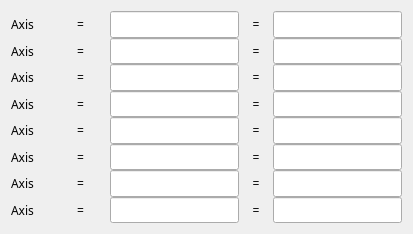
First picture: the form in 3-6/GalilSup/op/ui/galil_kinematics_reverse.ui, repository motorapp/Galil, before the edit.
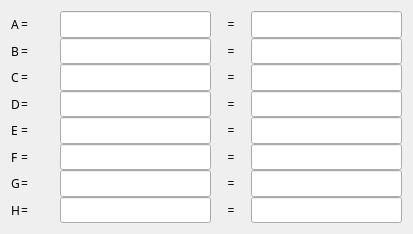
Second picture: the form after the edit. Custom widgets are drawn as their Qt base class.

Commit message: Alter output compare start and increment/delta now specified in user coordinates Alter homing check so that custom home code can enable/disable limits Fix output compare increment calculation Add driver version number Alter set_biss so that it's windows compatible Add iocShell function GalilReplaceHomeCode - Replace generated axis home with custom home code

```diff
--- a/3-6/GalilSup/op/ui/galil_kinematics_reverse.ui
+++ b/3-6/GalilSup/op/ui/galil_kinematics_reverse.ui
@@ -20,18 +20,24 @@
       <number>0</number>
      </property>
      <item>
-      <layout class="QHBoxLayout" name="horizontalLayout_19" stretch="2,1,4,1,4">
+      <layout class="QHBoxLayout" name="horizontalLayout_19" stretch="0,1,4,1,4">
        <property name="spacing">
         <number>1</number>
        </property>
        <item>
-        <widget class="QELabel" name="qelabel_12">
+        <widget class="QLabel" name="label_23">
          <property name="sizePolicy">
-          <sizepolicy hsizetype="Expanding" vsizetype="Preferred">
+          <sizepolicy hsizetype="Preferred" vsizetype="Preferred">
            <horstretch>0</horstretch>
            <verstretch>0</verstretch>
           </sizepolicy>
          </property>
+         <property name="minimumSize">
+          <size>
+           <width>9</width>
+           <height>0</height>
+          </size>
+         </property>
          <property name="font">
           <font>
            <family>Abyssinica SIL</family>
@@ -42,14 +48,14 @@
           <string>$(DMC)$(M1).NAME</string>
          </property>
          <property name="text">
-          <string>Axis</string>
+          <string>A</string>
          </property>
         </widget>
        </item>
        <item>
         <widget class="QLabel" name="label_42">
          <property name="sizePolicy">
-          <sizepolicy hsizetype="Preferred" vsizetype="Preferred">
+          <sizepolicy hsizetype="Minimum" vsizetype="Preferred">
            <horstretch>0</horstretch>
            <verstretch>0</verstretch>
           </sizepolicy>
@@ -140,18 +146,24 @@
       </layout>
      </item>
      <item>
-      <layout class="QHBoxLayout" name="horizontalLayout_20" stretch="2,1,4,1,4">
+      <layout class="QHBoxLayout" name="horizontalLayout_20" stretch="0,1,4,1,4">
        <property name="spacing">
         <number>1</number>
        </property>
        <item>
-        <widget class="QELabel" name="qelabel_13">
+        <widget class="QLabel" name="label_24">
          <property name="sizePolicy">
-          <sizepolicy hsizetype="Expanding" vsizetype="Preferred">
+          <sizepolicy hsizetype="Preferred" vsizetype="Preferred">
            <horstretch>0</horstretch>
            <verstretch>0</verstretch>
           </sizepolicy>
          </property>
+         <property name="minimumSize">
+          <size>
+           <width>9</width>
+           <height>0</height>
+          </size>
+         </property>
          <property name="font">
           <font>
            <family>Abyssinica SIL</family>
@@ -162,14 +174,14 @@
           <string>$(DMC)$(M2).NAME</string>
          </property>
          <property name="text">
-          <string>Axis</string>
+          <string>B</string>
          </property>
         </widget>
        </item>
        <item>
         <widget class="QLabel" name="label_44">
          <property name="sizePolicy">
-          <sizepolicy hsizetype="Preferred" vsizetype="Preferred">
+          <sizepolicy hsizetype="Minimum" vsizetype="Preferred">
            <horstretch>0</horstretch>
            <verstretch>0</verstretch>
           </sizepolicy>
@@ -260,18 +272,24 @@
       </layout>
      </item>
      <item>
-      <layout class="QHBoxLayout" name="horizontalLayout_21" stretch="2,1,4,1,4">
+      <layout class="QHBoxLayout" name="horizontalLayout_21" stretch="0,1,4,1,4">
        <property name="spacing">
         <number>1</number>
        </property>
        <item>
-        <widget class="QELabel" name="qelabel_14">
+        <widget class="QLabel" name="label_26">
          <property name="sizePolicy">
-          <sizepolicy hsizetype="Expanding" vsizetype="Preferred">
+          <sizepolicy hsizetype="Preferred" vsizetype="Preferred">
            <horstretch>0</horstretch>
            <verstretch>0</verstretch>
           </sizepolicy>
          </property>
+         <property name="minimumSize">
+          <size>
+           <width>9</width>
+           <height>0</height>
+          </size>
+         </property>
          <property name="font">
           <font>
            <family>Abyssinica SIL</family>
@@ -282,14 +300,14 @@
           <string>$(DMC)$(M3).NAME</string>
          </property>
          <property name="text">
-          <string>Axis</string>
+          <string>C</string>
          </property>
         </widget>
        </item>
        <item>
         <widget class="QLabel" name="label_46">
          <property name="sizePolicy">
-          <sizepolicy hsizetype="Preferred" vsizetype="Preferred">
+          <sizepolicy hsizetype="Minimum" vsizetype="Preferred">
            <horstretch>0</horstretch>
            <verstretch>0</verstretch>
           </sizepolicy>
@@ -380,18 +398,24 @@
       </layout>
      </item>
      <item>
-      <layout class="QHBoxLayout" name="horizontalLayout_22" stretch="2,1,4,1,4">
+      <layout class="QHBoxLayout" name="horizontalLayout_22" stretch="0,1,4,1,4">
        <property name="spacing">
         <number>1</number>
        </property>
        <item>
-        <widget class="QELabel" name="qelabel_15">
+        <widget class="QLabel" name="label_25">
          <property name="sizePolicy">
-          <sizepolicy hsizetype="Expanding" vsizetype="Preferred">
+          <sizepolicy hsizetype="Preferred" vsizetype="Preferred">
            <horstretch>0</horstretch>
            <verstretch>0</verstretch>
           </sizepolicy>
          </property>
+         <property name="minimumSize">
+          <size>
+           <width>9</width>
+           <height>0</height>
+          </size>
+         </property>
          <property name="font">
           <font>
            <family>Abyssinica SIL</family>
@@ -402,14 +426,14 @@
           <string>$(DMC)$(M4).NAME</string>
          </property>
          <property name="text">
-          <string>Axis</string>
+          <string>D</string>
          </property>
         </widget>
        </item>
        <item>
         <widget class="QLabel" name="label_48">
          <property name="sizePolicy">
-          <sizepolicy hsizetype="Preferred" vsizetype="Preferred">
+          <sizepolicy hsizetype="Minimum" vsizetype="Preferred">
            <horstretch>0</horstretch>
            <verstretch>0</verstretch>
           </sizepolicy>
@@ -500,18 +524,24 @@
       </layout>
      </item>
      <item>
-      <layout class="QHBoxLayout" name="horizontalLayout_23" stretch="2,1,4,1,4">
+      <layout class="QHBoxLayout" name="horizontalLayout_23" stretch="0,1,4,1,4">
        <property name="spacing">
         <number>1</number>
        </property>
        <item>
-        <widget class="QELabel" name="qelabel_16">
+        <widget class="QLabel" name="label_27">
          <property name="sizePolicy">
-          <sizepolicy hsizetype="Expanding" vsizetype="Preferred">
+          <sizepolicy hsizetype="Preferred" vsizetype="Preferred">
            <horstretch>0</horstretch>
            <verstretch>0</verstretch>
           </sizepolicy>
          </property>
+         <property name="minimumSize">
+          <size>
+           <width>9</width>
+           <height>0</height>
+          </size>
+         </property>
          <property name="font">
           <font>
            <family>Abyssinica SIL</family>
@@ -522,14 +552,14 @@
           <string>$(DMC)$(M5).NAME</string>
          </property>
          <property name="text">
-          <string>Axis</string>
+          <string>E</string>
          </property>
         </widget>
        </item>
        <item>
         <widget class="QLabel" name="label_50">
          <property name="sizePolicy">
-          <sizepolicy hsizetype="Preferred" vsizetype="Preferred">
+          <sizepolicy hsizetype="Minimum" vsizetype="Preferred">
            <horstretch>0</horstretch>
            <verstretch>0</verstretch>
           </sizepolicy>
@@ -620,18 +650,24 @@
       </layout>
      </item>
      <item>
-      <layout class="QHBoxLayout" name="horizontalLayout_24" stretch="2,1,4,1,4">
+      <layout class="QHBoxLayout" name="horizontalLayout_24" stretch="0,1,4,1,4">
        <property name="spacing">
         <number>1</number>
        </property>
        <item>
-        <widget class="QELabel" name="qelabel_17">
+        <widget class="QLabel" name="label_28">
          <property name="sizePolicy">
-          <sizepolicy hsizetype="Expanding" vsizetype="Preferred">
+          <sizepolicy hsizetype="Preferred" vsizetype="Preferred">
            <horstretch>0</horstretch>
            <verstretch>0</verstretch>
           </sizepolicy>
          </property>
+         <property name="minimumSize">
+          <size>
+           <width>9</width>
+           <height>0</height>
+          </size>
+         </property>
          <property name="font">
           <font>
            <family>Abyssinica SIL</family>
@@ -642,14 +678,14 @@
           <string>$(DMC)$(M6).NAME</string>
          </property>
          <property name="text">
-          <string>Axis</string>
+          <string>F</string>
          </property>
         </widget>
        </item>
        <item>
         <widget class="QLabel" name="label_52">
          <property name="sizePolicy">
-          <sizepolicy hsizetype="Preferred" vsizetype="Preferred">
+          <sizepolicy hsizetype="Minimum" vsizetype="Preferred">
            <horstretch>0</horstretch>
            <verstretch>0</verstretch>
           </sizepolicy>
@@ -740,18 +776,24 @@
       </layout>
      </item>
      <item>
-      <layout class="QHBoxLayout" name="horizontalLayout_25" stretch="2,1,4,1,4">
+      <layout class="QHBoxLayout" name="horizontalLayout_25" stretch="0,1,4,1,4">
        <property name="spacing">
         <number>1</number>
        </property>
        <item>
-        <widget class="QELabel" name="qelabel_18">
+        <widget class="QLabel" name="label_29">
          <property name="sizePolicy">
-          <sizepolicy hsizetype="Expanding" vsizetype="Preferred">
+          <sizepolicy hsizetype="Preferred" vsizetype="Preferred">
            <horstretch>0</horstretch>
            <verstretch>0</verstretch>
           </sizepolicy>
          </property>
+         <property name="minimumSize">
+          <size>
+           <width>9</width>
+           <height>0</height>
+          </size>
+         </property>
          <property name="font">
           <font>
            <family>Abyssinica SIL</family>
@@ -762,14 +804,14 @@
           <string>$(DMC)$(M7).NAME</string>
          </property>
          <property name="text">
-          <string>Axis</string>
+          <string>G</string>
          </property>
         </widget>
        </item>
        <item>
         <widget class="QLabel" name="label_54">
          <property name="sizePolicy">
-          <sizepolicy hsizetype="Preferred" vsizetype="Preferred">
+          <sizepolicy hsizetype="Minimum" vsizetype="Preferred">
            <horstretch>0</horstretch>
            <verstretch>0</verstretch>
           </sizepolicy>
@@ -860,18 +902,24 @@
       </layout>
      </item>
      <item>
-      <layout class="QHBoxLayout" name="horizontalLayout_26" stretch="2,1,4,1,4">
+      <layout class="QHBoxLayout" name="horizontalLayout_26" stretch="0,1,4,1,4">
        <property name="spacing">
         <number>1</number>
        </property>
        <item>
-        <widget class="QELabel" name="qelabel_19">
+        <widget class="QLabel" name="label_30">
          <property name="sizePolicy">
-          <sizepolicy hsizetype="Expanding" vsizetype="Preferred">
+          <sizepolicy hsizetype="Preferred" vsizetype="Preferred">
            <horstretch>0</horstretch>
            <verstretch>0</verstretch>
           </sizepolicy>
          </property>
+         <property name="minimumSize">
+          <size>
+           <width>9</width>
+           <height>0</height>
+          </size>
+         </property>
          <property name="font">
           <font>
            <family>Abyssinica SIL</family>
@@ -882,14 +930,14 @@
           <string>$(DMC)$(M8).NAME</string>
          </property>
          <property name="text">
-          <string>Axis</string>
+          <string>H</string>
          </property>
         </widget>
        </item>
        <item>
         <widget class="QLabel" name="label_56">
          <property name="sizePolicy">
-          <sizepolicy hsizetype="Preferred" vsizetype="Preferred">
+          <sizepolicy hsizetype="Minimum" vsizetype="Preferred">
            <horstretch>0</horstretch>
            <verstretch>0</verstretch>
           </sizepolicy>
@@ -984,11 +1032,6 @@
   </layout>
  </widget>
  <customwidgets>
-  <customwidget>
-   <class>QELabel</class>
-   <extends>QLabel</extends>
-   <header>QELabel.h</header>
-  </customwidget>
   <customwidget>
    <class>QELineEdit</class>
    <extends>QLineEdit</extends>
```
Left out of the diff: 24 changed lines with no effect on the pictures. The commit also changes 17 other files.
